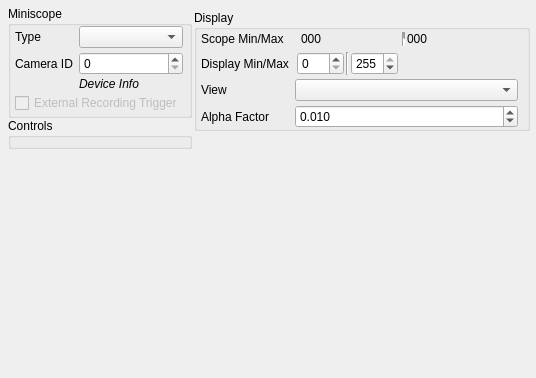
Qt form modules/miniscope/miniscopesettingsdialog.ui (syntalos/syntalos) before a commit.
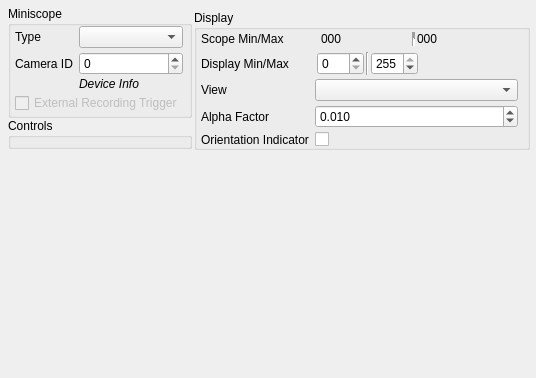
The same form after that commit. Icons and pictures are not drawn. Custom widgets are drawn as their Qt base class.

Commit message: miniscope: Implement support for orientation sensor

Patch:
```diff
--- a/modules/miniscope/miniscopesettingsdialog.ui
+++ b/modules/miniscope/miniscopesettingsdialog.ui
@@ -447,6 +447,16 @@
                 </layout>
                </widget>
               </item>
+              <item row="4" column="0">
+               <widget class="QLabel" name="orientationIndicatorLabel">
+                <property name="text">
+                 <string>Orientation Indicator</string>
+                </property>
+               </widget>
+              </item>
+              <item row="4" column="1">
+               <widget class="QCheckBox" name="orientationIndicatorCheckBox"/>
+              </item>
              </layout>
             </item>
            </layout>
```
The commit also changes 6 other files.
